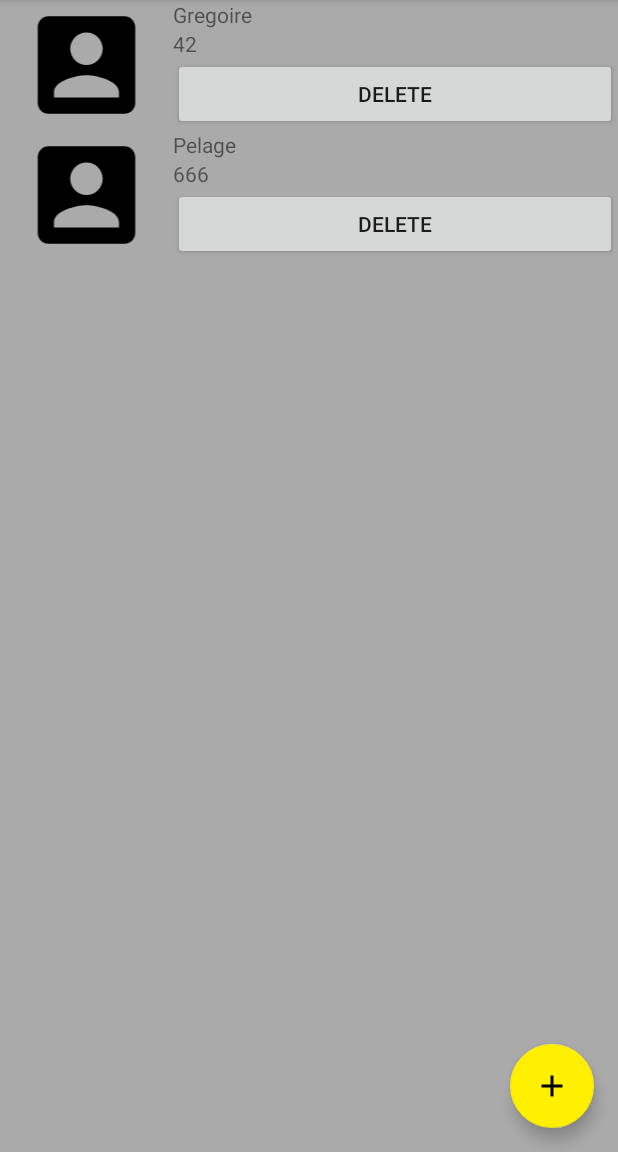
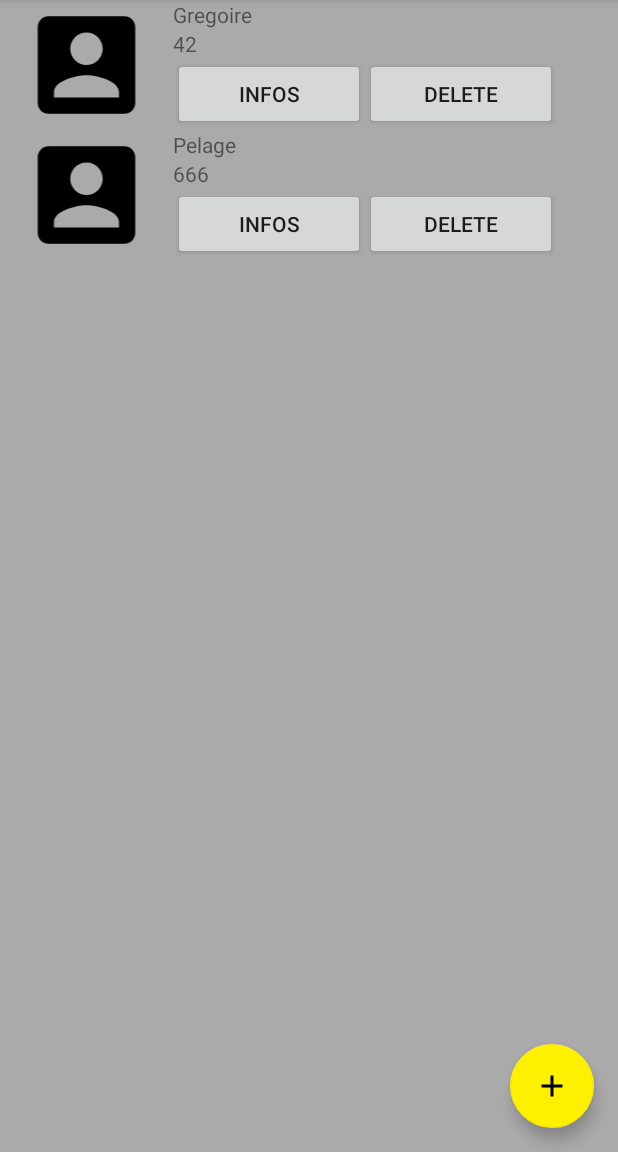
Before and after one commit to GregPhi/m1, an Android app: the screen it shows after launch (MainActivity), on a phone screen of 412 x 824 dp, the part 84-1236 px from its top. Run offline under Robolectric (Android 15) with nearby library versions, the phone set to English and light mode, and no system bars; our stand-ins replace Room's generated code.

Commit message:
ajout boutton infos contact

```diff
--- a/pje-android/ApplicContact/app/src/main/AndroidManifest.xml
+++ b/pje-android/ApplicContact/app/src/main/AndroidManifest.xml
@@ -10,6 +10,7 @@
         android:supportsRtl="true"
         android:theme="@style/AppTheme">
         <activity android:name=".NewContactActivity"></activity>
+        <activity android:name=".InfoContactActivity"></activity>
         <activity
             android:name=".MainActivity"
             android:label="@string/app_name"
--- a/pje-android/ApplicContact/app/src/main/java/com/example/appliccontact/ContactListAdapter.java
+++ b/pje-android/ApplicContact/app/src/main/java/com/example/appliccontact/ContactListAdapter.java
@@ -1,23 +1,26 @@
 package com.example.appliccontact;
 
-import android.app.AlertDialog;
+import android.app.Activity;
 import android.content.Context;
+import android.content.Intent;
 import android.view.LayoutInflater;
 import android.view.View;
 import android.view.ViewGroup;
 import android.widget.Button;
 import android.widget.TextView;
 
-import android.os.AsyncTask;
-
 import java.util.List;
 import androidx.recyclerview.widget.RecyclerView;
 
 public class ContactListAdapter extends RecyclerView.Adapter<ContactListAdapter.ContactViewHolder> {
+    private static final String EXTRA_NOM = "nom";
+    private static final String EXTRA_AGE = "age";
+
     class ContactViewHolder extends RecyclerView.ViewHolder {
         private final TextView nomItemView;
         private final TextView ageItemView;
-        public Button bD;
+        private final Button bD;
+        private final Button bI;
 
         private ContactViewHolder(final View itemView) {
             super(itemView);
@@ -25,13 +28,19 @@ public class ContactListAdapter extends RecyclerView.Adapter<ContactListAdapter.
             ageItemView = itemView.findViewById(R.id.age);
             bD = itemView.findViewById(R.id.delete);
             bD.setActivated(true);
+            bI = itemView.findViewById(R.id.infos);
+            bI.setActivated(true);
         }
     }
 
+    private final MainActivity mContext;
     private final LayoutInflater mInflater;
     private List<Contact> mContacts; // Cached copy of words
 
-    ContactListAdapter(Context context) { mInflater = LayoutInflater.from(context); }
+    ContactListAdapter(MainActivity context) {
+        mInflater = LayoutInflater.from(context);
+        mContext = context;
+    }
 
     @Override
     public ContactViewHolder onCreateViewHolder(ViewGroup parent, int viewType) {
@@ -48,8 +57,13 @@ public class ContactListAdapter extends RecyclerView.Adapter<ContactListAdapter.
             holder.bD.setOnClickListener(new View.OnClickListener(){
                 @Override
                 public void onClick(View view){
-                    System.out.println("button");
                     removeContact(current);
+                }
+            });
+            holder.bI.setOnClickListener(new View.OnClickListener(){
+                @Override
+                public void onClick(View view){
+                    mContext.infosContact(current);
                 }
             });
         } else {
--- a/pje-android/ApplicContact/app/src/main/res/layout/recyclerview_item.xml
+++ b/pje-android/ApplicContact/app/src/main/res/layout/recyclerview_item.xml
@@ -30,9 +30,15 @@
             android:orientation="horizontal">
 
             <Button
+                android:id="@+id/infos"
+                android:layout_width="128dp"
+                android:layout_height="match_parent"
+                android:text="@string/infos" />
+
+            <Button
                 android:id="@+id/delete"
-                android:layout_width="296dp"
-                android:layout_height="wrap_content"
+                android:layout_width="128dp"
+                android:layout_height="match_parent"
                 android:text="@string/delete" />
 
         </LinearLayout>
--- a/pje-android/ApplicContact/app/src/main/res/values/strings.xml
+++ b/pje-android/ApplicContact/app/src/main/res/values/strings.xml
@@ -6,4 +6,5 @@
     <string name="hint_age">Age...</string>
     <string name="button_save">Save</string>
     <string name="empty_not_saved">Contact not saved because it is empty.</string>
+    <string name="infos">Infos</string>
 </resources>
```
Also changed, not shown: pje-android/ApplicContact/app/src/main/java/com/example/appliccontact/InfoContactActivity.java (added, +23 -0 lines), pje-android/ApplicContact/app/src/main/java/com/example/appliccontact/MainActivity.java (+9 -0 lines), pje-android/ApplicContact/app/src/main/res/layout/infos_contact.xml (added, +17 -0 lines).
